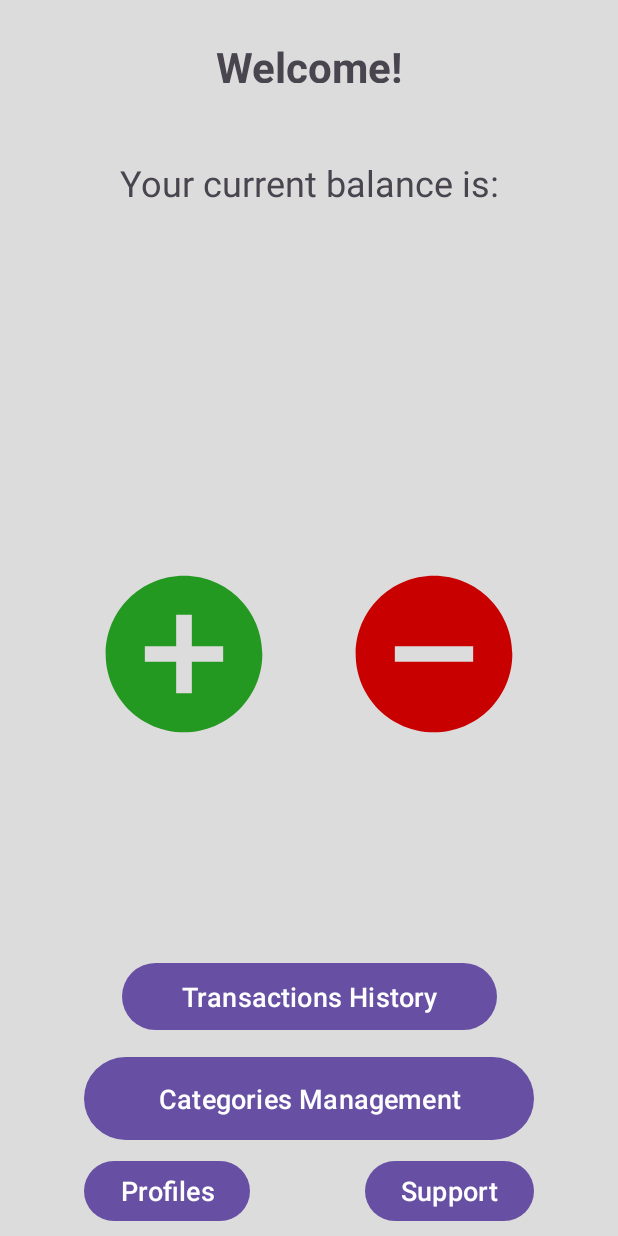
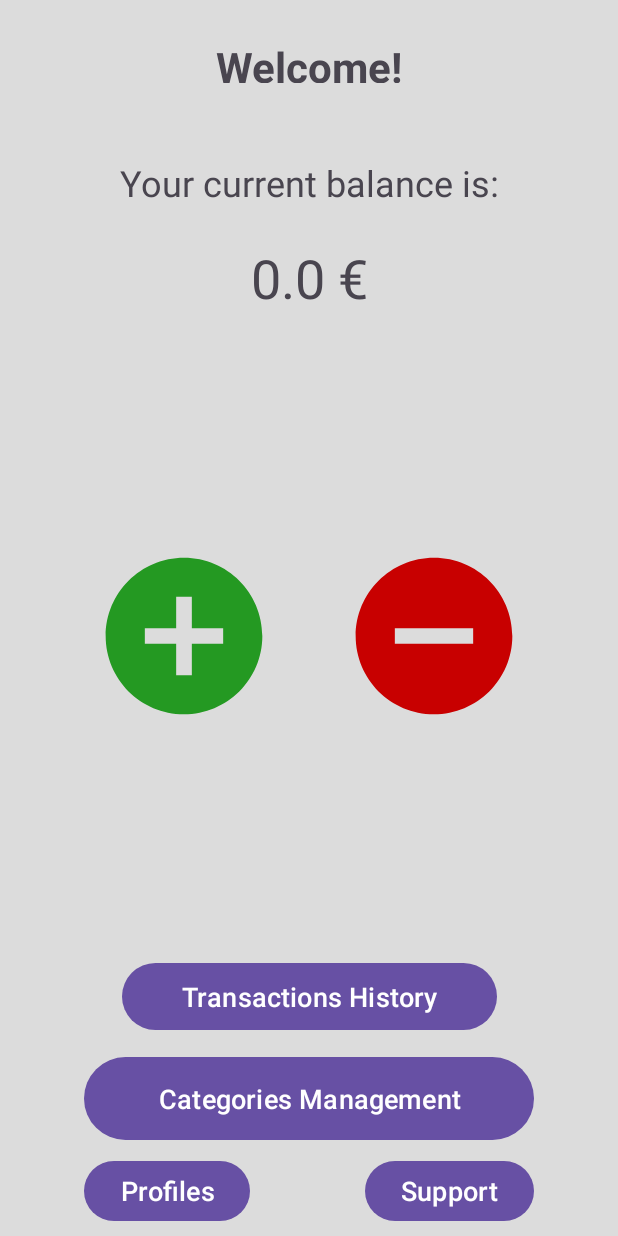
Before and after one commit to Alex-DCI/MyFinance, an Android app: the screen it shows after launch (MainActivity), on a phone screen of 412 x 824 dp. Run offline under Robolectric (Android 15) with nearby library versions, the phone set to English and light mode, and no system bars.

Commit message:
balance in the main activity updated

```diff
--- a/app/src/main/java/org/dci/myfinance/MainActivity.java
+++ b/app/src/main/java/org/dci/myfinance/MainActivity.java
@@ -12,7 +12,10 @@ import androidx.core.graphics.Insets;
 import androidx.core.view.ViewCompat;
 import androidx.core.view.WindowInsetsCompat;
 
+import java.util.List;
+
 public class MainActivity extends AppCompatActivity {
+    TextView amountTextView;
 
     @Override
     protected void onCreate(Bundle savedInstanceState) {
@@ -26,7 +29,7 @@ public class MainActivity extends AppCompatActivity {
         });
 
         TextView greetingsText = findViewById(R.id.greetingsText);
-        TextView amountTextView = findViewById(R.id.amountTextView);
+        amountTextView = findViewById(R.id.amountTextView);
         ImageView addIncomeImage = findViewById(R.id.addCircleImage);
         ImageView addExpenseImage = findViewById(R.id.removeCircleImage);
         Button transactionsHistoryButton = findViewById(R.id.transactionsHistoryButton);
@@ -34,6 +37,7 @@ public class MainActivity extends AppCompatActivity {
         Button profilesManagementButton = findViewById(R.id.profileManagementButton);
         Button supportButton = findViewById(R.id.supportButton);
 
+        setAmountValue();
         greetingsText.setText(R.string.welcome);
 
         categoriesManagemenButton.setOnClickListener(v -> {
@@ -58,4 +62,20 @@ public class MainActivity extends AppCompatActivity {
             startActivity(intent);
         });
     }
+
+    @Override
+    protected void onResume() {
+        super.onResume();
+        setAmountValue();
+    }
+
+    private void setAmountValue() {
+        List<Transaction> transactionsList = FilesOperations.getInstance().getTransactions(this);
+        double amount = 0;
+        for (Transaction transaction : transactionsList) {
+            amount += transaction.isIncome() ? transaction.getAmount() : -transaction.getAmount();
+        }
+        String amountString = amount + getResources().getString(R.string.euro);
+        amountTextView.setText(amountString);
+    }
 }
--- a/app/src/main/res/layout/activity_main.xml
+++ b/app/src/main/res/layout/activity_main.xml
@@ -40,8 +40,9 @@
         android:layout_width="match_parent"
         android:layout_height="wrap_content"
         android:layout_marginLeft="100sp"
-        android:layout_marginTop="50sp"
+        android:layout_marginTop="25dp"
         android:layout_marginRight="100sp"
+        android:textAlignment="center"
         android:textSize="36sp"
         app:layout_constraintEnd_toEndOf="parent"
         app:layout_constraintStart_toStartOf="parent"
```
